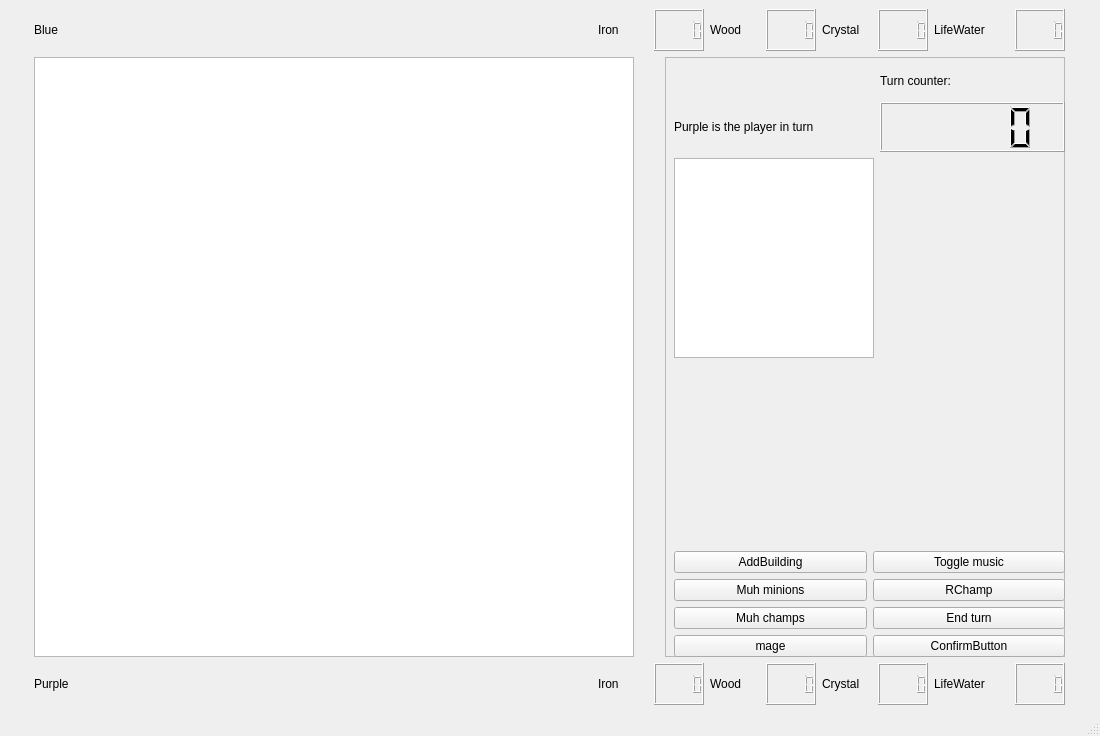
Qt form Game/mapwindow.ui (Kujanenj/ohjelmointi3) before a commit.
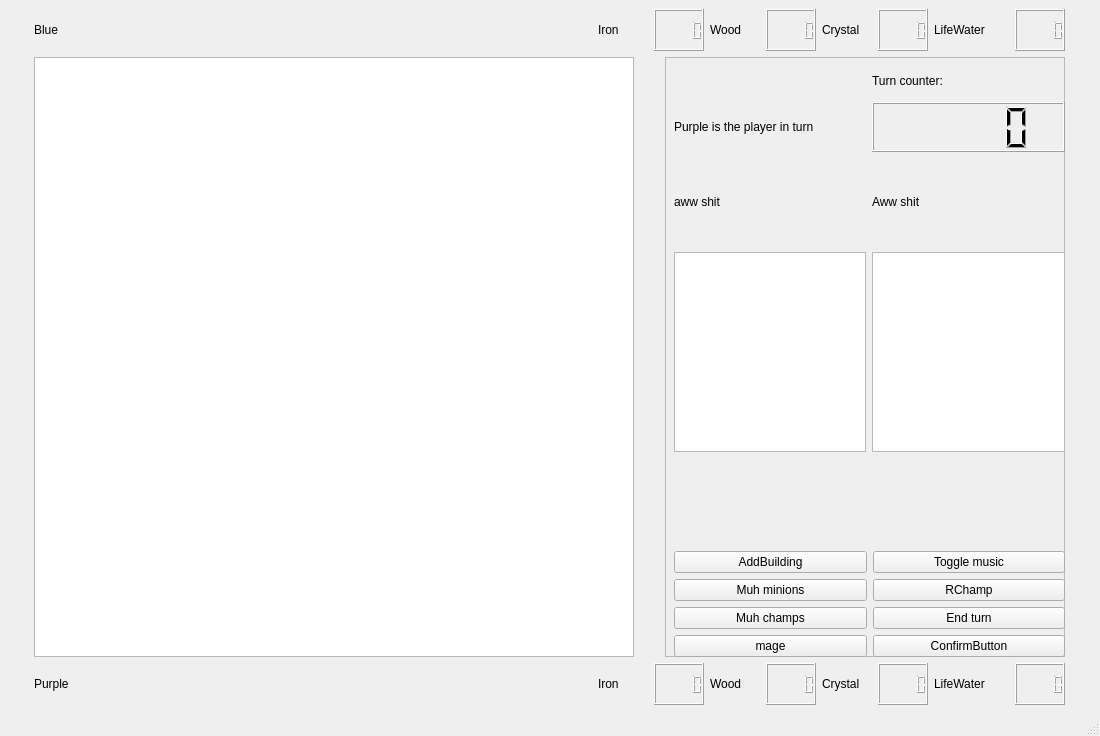
The same form after that commit.

```diff
--- a/Game/mapwindow.ui
+++ b/Game/mapwindow.ui
@@ -303,6 +303,33 @@
        <layout class="QVBoxLayout" name="verticalLayout">
         <item>
          <layout class="QGridLayout" name="gridLayout_5">
+          <item row="2" column="1">
+           <widget class="QLabel" name="label_3">
+            <property name="text">
+             <string>Aww shit</string>
+            </property>
+           </widget>
+          </item>
+          <item row="3" column="1">
+           <widget class="QTextBrowser" name="textBrowserRight">
+            <property name="maximumSize">
+             <size>
+              <width>200</width>
+              <height>200</height>
+             </size>
+            </property>
+           </widget>
+          </item>
+          <item row="3" column="0">
+           <widget class="QTextBrowser" name="textBrowser">
+            <property name="maximumSize">
+             <size>
+              <width>200</width>
+              <height>200</height>
+             </size>
+            </property>
+           </widget>
+          </item>
           <item row="1" column="0">
            <widget class="QLabel" name="activePlayerLabel">
             <property name="maximumSize">
@@ -316,20 +343,27 @@
             </property>
            </widget>
           </item>
+          <item row="1" column="1">
+           <widget class="QLCDNumber" name="turnLCD"/>
+          </item>
           <item row="2" column="0">
-           <widget class="QTextBrowser" name="textBrowser">
-            <property name="maximumSize">
-             <size>
-              <width>200</width>
-              <height>200</height>
-             </size>
+           <widget class="QLabel" name="label_2">
+            <property name="text">
+             <string>aww shit</string>
             </property>
-            <property name="html">
-             <string>&lt;!DOCTYPE HTML PUBLIC &quot;-//W3C//DTD HTML 4.0//EN&quot; &quot;http://www.w3.org/TR/REC-html40/strict.dtd&quot;&gt;
-&lt;html&gt;&lt;head&gt;&lt;meta name=&quot;qrichtext&quot; content=&quot;1&quot; /&gt;&lt;style type=&quot;text/css&quot;&gt;
-p, li { white-space: pre-wrap; }
-&lt;/style&gt;&lt;/head&gt;&lt;body style=&quot; font-family:'MS Shell Dlg 2'; font-size:8.25pt; font-weight:400; font-style:normal;&quot;&gt;
-&lt;p style=&quot;-qt-paragraph-type:empty; margin-top:0px; margin-bottom:0px; margin-left:0px; margin-right:0px; -qt-block-indent:0; text-indent:0px; font-family:'MS Shell Dlg 2';&quot;&gt;&lt;br /&gt;&lt;/p&gt;&lt;/body&gt;&lt;/html&gt;</string>
+           </widget>
+          </item>
+          <item row="4" column="0">
+           <widget class="QLabel" name="DescriptionLabel">
+            <property name="text">
+             <string/>
+            </property>
+           </widget>
+          </item>
+          <item row="4" column="1">
+           <widget class="QLabel" name="DescriptionLabelRight">
+            <property name="text">
+             <string/>
             </property>
            </widget>
           </item>
@@ -346,40 +380,30 @@
             </property>
            </widget>
           </item>
-          <item row="1" column="1">
-           <widget class="QLCDNumber" name="turnLCD"/>
-          </item>
-          <item row="3" column="0">
-           <widget class="QLabel" name="DescriptionLabel">
-            <property name="text">
-             <string/>
-            </property>
-           </widget>
-          </item>
-          <item row="3" column="1">
-           <widget class="QLabel" name="DescriptionLabelRight">
-            <property name="text">
-             <string/>
-            </property>
-           </widget>
-          </item>
          </layout>
         </item>
         <item>
          <layout class="QVBoxLayout" name="verticalLayout_6">
           <item>
            <layout class="QGridLayout" name="gridLayout_2">
-            <item row="4" column="1">
-             <widget class="QPushButton" name="endTurnButton">
+            <item row="2" column="0">
+             <widget class="QPushButton" name="addButton">
               <property name="text">
-               <string>End turn</string>
+               <string>AddBuilding</string>
               </property>
              </widget>
             </item>
-            <item row="5" column="0">
-             <widget class="QPushButton" name="mageButton">
+            <item row="3" column="1">
+             <widget class="QPushButton" name="enemyMinions">
               <property name="text">
-               <string>mage</string>
+               <string>RChamp</string>
+              </property>
+             </widget>
+            </item>
+            <item row="2" column="1">
+             <widget class="QPushButton" name="MusicButton">
+              <property name="text">
+               <string>Toggle music</string>
               </property>
              </widget>
             </item>
@@ -397,17 +421,17 @@
               </property>
              </widget>
             </item>
-            <item row="3" column="1">
-             <widget class="QPushButton" name="enemyMinions">
+            <item row="4" column="1">
+             <widget class="QPushButton" name="endTurnButton">
               <property name="text">
-               <string>RChamp</string>
+               <string>End turn</string>
               </property>
              </widget>
             </item>
-            <item row="2" column="0">
-             <widget class="QPushButton" name="addButton">
+            <item row="5" column="0">
+             <widget class="QPushButton" name="mageButton">
               <property name="text">
-               <string>AddBuilding</string>
+               <string>mage</string>
               </property>
              </widget>
             </item>
@@ -418,13 +442,6 @@
               </property>
              </widget>
             </item>
-            <item row="2" column="1">
-             <widget class="QPushButton" name="MusicButton">
-              <property name="text">
-               <string>Toggle music</string>
-              </property>
-             </widget>
-            </item>
            </layout>
           </item>
          </layout>
```
